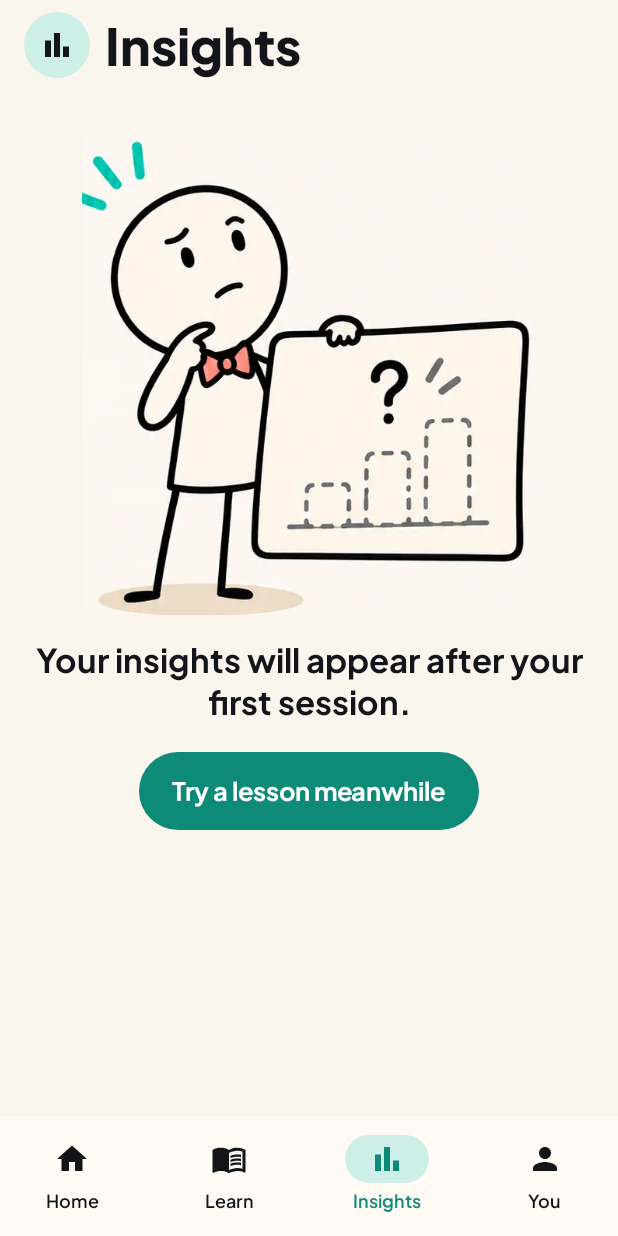
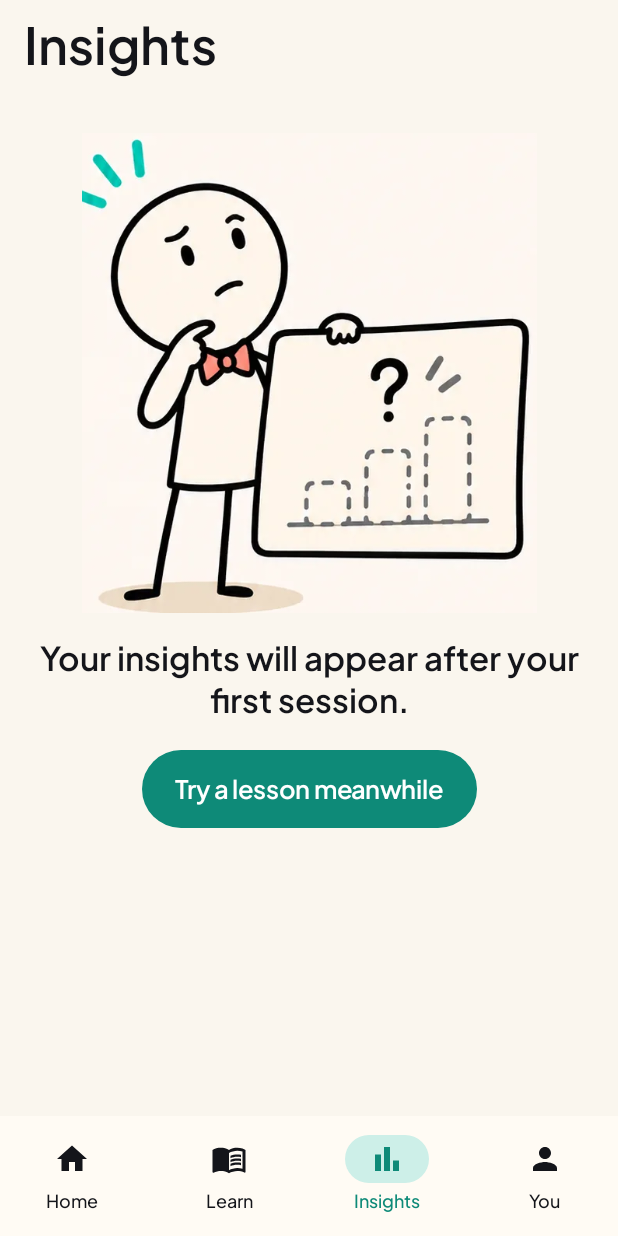
Before and after one commit to Hrushi11/BoomDoom, an Android app built with Jetpack Compose: the HomeScreen screen opened through its navigation route, item 3 of the bottom bar chosen, on a phone screen of 412 x 824 dp. Run offline under Robolectric (Android 15) with nearby library versions, the phone set to English and light mode, and no system bars; our stand-ins replace Dagger/Hilt's generated code, Room's generated code; pictures from the network do not load.

Commit message:
UI revamp and load buffer for pills

```diff
--- a/android/core/designsystem/src/main/kotlin/app/boomdoom/core/designsystem/Components.kt
+++ b/android/core/designsystem/src/main/kotlin/app/boomdoom/core/designsystem/Components.kt
@@ -215,22 +215,17 @@ fun StepDots(step: Int, total: Int, modifier: Modifier = Modifier) {
 
 /** Budget progress: coral→amber gradient, solid red when over. */
 @Composable
-fun BudgetProgress(reels: Int, budget: Int, modifier: Modifier = Modifier, height: Dp = 22.dp) {
+fun BudgetProgress(reels: Int, budget: Int, modifier: Modifier = Modifier, height: Dp = 6.dp) {
     val fraction = (reels.toFloat() / budget.coerceAtLeast(1)).coerceIn(0f, 1f)
-    val over = reels >= budget
     val pct = ((reels.toFloat() / budget.coerceAtLeast(1)) * 100).toInt().coerceAtMost(100)
-    Box(
-        modifier.fillMaxWidth().height(height).clip(PillShape).background(Color(0xFF3A3D4A))
-            .semantics { contentDescription = "$reels of $budget reels, $pct percent" },
-    ) {
-        Box(
-            Modifier.fillMaxWidth(fraction).fillMaxHeight().clip(PillShape).background(
-                if (over) Brush.horizontalGradient(listOf(BoomColors.Budget, BoomColors.Budget))
-                else Brush.horizontalGradient(listOf(BoomColors.Boom, Color(0xFFFF8A3D), BoomColors.Warning)),
-            ),
-        )
-        Text("$pct%", style = MaterialTheme.typography.labelSmall, color = Color.White,
-            modifier = Modifier.align(Alignment.CenterEnd).padding(end = 10.dp))
+    Row(modifier.fillMaxWidth().semantics { contentDescription = "$reels of $budget reels, $pct percent" },
+        verticalAlignment = Alignment.CenterVertically) {
+        // The red budget line: the same bar BoomDoom draws over Instagram.
+        Box(Modifier.weight(1f).height(height).clip(PillShape).background(LocalBoomTokens.current.cardRaised)) {
+            Box(Modifier.fillMaxWidth(fraction).fillMaxHeight().clip(PillShape).background(BoomColors.Budget))
+        }
+        Spacer(Modifier.width(12.dp))
+        Text("$pct%", style = MaterialTheme.typography.labelSmall, color = LocalBoomTokens.current.textSecondary)
     }
 }
 
@@ -267,10 +262,14 @@ fun StackedBar(slices: List<Pair<Float, Color>>, modifier: Modifier = Modifier)
 
 /** Small stat tile: icon badge + value + label (Home "8 flagged"). */
 @Composable
-fun StatTile(value: String, label: String, badge: Color, icon: @Composable () -> Unit, modifier: Modifier = Modifier) {
-    BoomCard(modifier, padding = 10.dp) {
+fun StatTile(value: String, label: String, icon: @Composable () -> Unit, modifier: Modifier = Modifier) {
+    BoomCard(modifier, padding = 12.dp) {
         Row(verticalAlignment = Alignment.CenterVertically) {
-            Box(Modifier.size(34.dp).clip(RoundedCornerShape(10.dp)).background(badge), contentAlignment = Alignment.Center) { icon() }
+            Box(Modifier.size(32.dp).clip(RoundedCornerShape(8.dp)).background(LocalBoomTokens.current.cardRaised),
+                contentAlignment = Alignment.Center) {
+                androidx.compose.runtime.CompositionLocalProvider(
+                    androidx.compose.material3.LocalContentColor provides LocalBoomTokens.current.textSecondary, content = icon)
+            }
             Spacer(Modifier.width(8.dp))
             Column {
                 Text(value, style = MaterialTheme.typography.titleLarge, color = MaterialTheme.colorScheme.onBackground,
--- a/android/core/player/src/main/kotlin/app/boomdoom/core/player/LessonControls.kt
+++ b/android/core/player/src/main/kotlin/app/boomdoom/core/player/LessonControls.kt
@@ -231,8 +231,8 @@ fun LessonReportForm(
     Column(modifier.padding(horizontal = 20.dp).padding(bottom = 24.dp)) {
         Text("Report a mistake", style = MaterialTheme.typography.headlineSmall, color = BoomColors.Ink)
         Spacer(Modifier.height(12.dp))
-        listOf("wrong_fact" to "📖  Wrong fact", "other" to "❓  Confusing", "audio_video" to "▶️  Audio/video problem",
-            "inappropriate" to "⚠️  Inappropriate").forEach { (key, label) ->
+        listOf("wrong_fact" to "Wrong fact", "other" to "Confusing", "audio_video" to "Audio or video problem",
+            "inappropriate" to "Inappropriate").forEach { (key, label) ->
             Row(Modifier.fillMaxWidth().padding(vertical = 3.dp).clip(RoundedCornerShape(12.dp)).background(Color.White)
                 .border(1.dp, BoomColors.PaperBorder, RoundedCornerShape(12.dp)).clickable(role = Role.RadioButton) { reason = key }
                 .padding(horizontal = 12.dp), verticalAlignment = Alignment.CenterVertically) {
--- a/android/feature/home/src/main/kotlin/app/boomdoom/feature/home/HomeScreen.kt
+++ b/android/feature/home/src/main/kotlin/app/boomdoom/feature/home/HomeScreen.kt
@@ -68,6 +68,9 @@ import app.boomdoom.core.designsystem.Tag
 import app.boomdoom.core.designsystem.TextLink
 import app.boomdoom.core.model.BuiltInLabel
 import app.boomdoom.core.model.MonitoringStatus
+import androidx.compose.material.icons.outlined.Flag
+import androidx.compose.material.icons.outlined.Schedule
+import androidx.compose.material.icons.automirrored.outlined.MenuBook
 
 /** US-09, US-10 (designs H1–H4). */
 @Composable
@@ -107,12 +110,12 @@ fun HomeScreen(onOpenLesson: (String) -> Unit, onOpenLearn: () -> Unit, vm: Home
             BudgetCard(t.reels, s.budget, ui.next) { ui.next?.let { onOpenLesson(it.id) } ?: onOpenLearn() }
 
             Row(horizontalArrangement = Arrangement.spacedBy(10.dp)) {
-                StatTile("${t.flagged}", "flagged", Color(0xFFFFC94D), { Icon(Icons.Filled.Flag, null, tint = BoomColors.Ink) },
+                StatTile("${t.flagged}", "flagged", { Icon(Icons.Outlined.Flag, null, Modifier.size(18.dp)) },
                     Modifier.weight(1f))
-                StatTile("${t.lessons}", "lessons", Color(0xFF9EE6D8), { Icon(Icons.Filled.MenuBook, null, tint = BoomColors.Ink) },
+                StatTile("${t.lessons}", "lessons", { Icon(Icons.AutoMirrored.Outlined.MenuBook, null, Modifier.size(18.dp)) },
                     Modifier.weight(1f))
-                StatTile("${t.learningSec / 60} min", "learning", Color(0xFF9EE6D8),
-                    { Icon(Icons.Filled.AccessTime, null, tint = BoomColors.Ink) }, Modifier.weight(1.15f))
+                StatTile("${t.learningSec / 60} min", "learning",
+                    { Icon(Icons.Outlined.Schedule, null, Modifier.size(18.dp)) }, Modifier.weight(1.15f))
             }
 
             if (!t.hasTracking) EmptyInsight()
@@ -123,18 +126,18 @@ fun HomeScreen(onOpenLesson: (String) -> Unit, onOpenLearn: () -> Unit, vm: Home
     }
 }
 
-/** "Good evening, Hrushi 👋" + today's date. Name is optional (onboarding / You). */
+/** "Good evening, Hrushi" + today's date (the user asked for a personal greeting). Name is optional. */
 @Composable
 private fun Greeting(name: String) {
     val now = remember { LocalDateTime.now() }
     val part = when (now.hour) { in 5..11 -> "Good morning"; in 12..16 -> "Good afternoon"; in 17..21 -> "Good evening"; else -> "Hey night owl" }
     Column {
         Text(
-            if (name.isBlank()) "$part 👋" else "$part,",
+            if (name.isBlank()) part else "$part,",
             style = MaterialTheme.typography.titleMedium, color = BoomColors.TextSecondary,
         )
         if (name.isNotBlank()) {
-            Text("${name.trim()} 👋", style = MaterialTheme.typography.headlineMedium, maxLines = 1, overflow = TextOverflow.Ellipsis)
+            Text(name.trim(), style = MaterialTheme.typography.headlineMedium, maxLines = 1, overflow = TextOverflow.Ellipsis)
         }
         Text(now.format(DateTimeFormatter.ofPattern("EEEE, d MMMM")), style = MaterialTheme.typography.bodyMedium,
             color = BoomColors.TextSecondary)
@@ -178,7 +181,7 @@ private fun SetupBanner(status: MonitoringStatus, onFix: () -> Unit) {
 /** US-32: content understanding is off (never enabled, or Android needs consent again after a restart). */
 @Composable
 private fun CaptureBanner(onResume: () -> Unit) {
-    BoomCard(Modifier.fillMaxWidth(), color = Color(0xFF13222A), border = BoomColors.Learn) {
+    BoomCard(Modifier.fillMaxWidth(), color = BoomColors.CardRaised, border = BoomColors.Border) {
         Row(verticalAlignment = Alignment.CenterVertically) {
             Column(Modifier.weight(1f)) {
                 Text("Screen understanding is off", style = MaterialTheme.typography.titleSmall)
@@ -274,7 +277,7 @@ private val sliceColors = listOf(Color(0xFFFF7A6B), Color(0xFFB4A8F5), Color(0xF
 @Composable
 private fun InsightCard(t: TodayStats) {
     BoomCard(Modifier.fillMaxWidth()) {
-        Text("📊  Today's insight", style = MaterialTheme.typography.titleMedium)
+        Text("Today's insight", style = MaterialTheme.typography.titleMedium)
         Spacer(Modifier.height(10.dp))
         val top = t.breakdown.firstOrNull { it.first != TodayStats.OTHER && it.first != TodayStats.UNANALYSED }
         if (!t.enoughRecognised || top == null) {
--- a/android/feature/insights/build.gradle.kts
+++ b/android/feature/insights/build.gradle.kts
@@ -1,3 +1,4 @@
 plugins { id("boomdoom.android.feature") }
 dependencies {
+    implementation(libs.androidx.activity.compose)
 }
--- a/android/feature/insights/src/main/kotlin/app/boomdoom/feature/insights/InsightsScreen.kt
+++ b/android/feature/insights/src/main/kotlin/app/boomdoom/feature/insights/InsightsScreen.kt
@@ -74,16 +74,26 @@ data class InsightsUi(
     val settings: UserSettings = UserSettings(),
     val today: TodayStats = TodayStats(""),
     val week: List<DailyAggregateEntity> = emptyList(),
+    /** Models are installed but screen capture is off: reels are read from captions only (mostly Other). */
+    val captureOff: Boolean = false,
 )
 
 @OptIn(ExperimentalCoroutinesApi::class)
 @HiltViewModel
-class InsightsViewModel @Inject constructor(settings: SettingsRepository, tracking: TrackingRepository) : ViewModel() {
+class InsightsViewModel @Inject constructor(
+    settings: SettingsRepository,
+    tracking: TrackingRepository,
+    private val monitoring: app.boomdoom.core.data.MonitoringGateway,
+) : ViewModel() {
     private val week = tracking.dayKeys.flatMapLatest { key ->
         tracking.observeDays(LocalDate.parse(key).minusDays(6).toString())
     }
-    val ui: StateFlow<InsightsUi> = combine(settings.settings, tracking.observeToday(), week) { s, t, w -> InsightsUi(s, t, w) }
-        .stateIn(viewModelScope, SharingStarted.WhileSubscribed(5_000), InsightsUi())
+    val ui: StateFlow<InsightsUi> = combine(settings.settings, tracking.observeToday(), week, monitoring.captureActive) { s, t, w, cap ->
+        InsightsUi(s, t, w, captureOff = !cap && monitoring.modelsInstalled() && !s.monitoringPaused)
+    }.stateIn(viewModelScope, SharingStarted.WhileSubscribed(5_000), InsightsUi())
+
+    fun captureIntent() = monitoring.screenCaptureIntent()
+    fun startCapture(resultCode: Int, data: android.content.Intent) = monitoring.startScreenCapture(resultCode, data)
 }
 
 /** Deterministic summary (Tech Spec §5.8 fallback): only facts we have, no guessed reasons or feelings. */
@@ -107,6 +117,22 @@ private val sliceColors = listOf(Color(0xFFFF7A6B), Color(0xFFB4A8F5), Color(0xF
 private val otherColor = Color(0xFFBDB6AA)
 private val unanalysedColor = Color(0xFFE4DDD0)
 
+/** Shown above the categories while screen capture is off, so a grey donut is never left unexplained. */
+@Composable
+private fun CaptureHint(onTurnOn: () -> Unit) {
+    Row(Modifier.fillMaxWidth().clip(CardShape).background(BoomColors.PaperCard).border(1.dp, BoomColors.PaperBorder, CardShape)
+        .padding(horizontal = 16.dp, vertical = 12.dp), verticalAlignment = Alignment.CenterVertically) {
+        Column(Modifier.weight(1f)) {
+            Text("Categories need screen understanding", style = MaterialTheme.typography.titleSmall)
+            Text("It's off, so reels are read from captions only and most land in Other.",
+                style = MaterialTheme.typography.bodySmall, color = BoomColors.InkSecondary)
+        }
+        Spacer(Modifier.width(12.dp))
+        Text("Turn on", style = MaterialTheme.typography.labelMedium, color = BoomColors.LearnDeep,
+            modifier = Modifier.clip(PillShape).clickable(onClick = onTurnOn).padding(horizontal = 8.dp, vertical = 6.dp))
+    }
+}
+
 internal fun labelName(label: String): String = when (label) {
     TodayStats.OTHER -> "Other"
     TodayStats.UNANALYSED -> "Not analysed"
@@ -122,18 +148,18 @@ fun InsightsScreen(onOpenLearn: () -> Unit, vm: InsightsViewModel = hiltViewMode
     PaperTheme {
         Column(Modifier.fillMaxSize().background(BoomColors.Paper).statusBarsPadding().verticalScroll(rememberScrollState())
             .padding(horizontal = 16.dp, vertical = 8.dp), verticalArrangement = Arrangement.spacedBy(14.dp)) {
-            Row(verticalAlignment = Alignment.CenterVertically) {
-                Box(Modifier.size(44.dp).clip(PillShape).background(BoomColors.LearnTint), contentAlignment = Alignment.Center) {
-                    Icon(Icons.Filled.BarChart, null, tint = BoomColors.Ink)
-                }
-                Spacer(Modifier.width(10.dp))
-                Text("Insights", style = MaterialTheme.typography.headlineLarge)
-            }
+            Text("Insights", style = MaterialTheme.typography.headlineLarge)
             if (!t.hasTracking && t.lessons == 0 && ui.week.none { it.reels > 0 }) {
                 EmptyInsights(onOpenLearn)
                 return@Column
             }
             Segmented(week) { week = it }
+            if (!week && ui.captureOff) {
+                val consent = androidx.activity.compose.rememberLauncherForActivityResult(
+                    androidx.activity.result.contract.ActivityResultContracts.StartActivityForResult(),
+                ) { r -> r.data?.let { if (r.resultCode == android.app.Activity.RESULT_OK) vm.startCapture(r.resultCode, it) } }
+                CaptureHint { consent.launch(vm.captureIntent()) }
+            }
             if (!week) Today(t, ui.settings) else Week(ui.week, ui.settings.budget)
         }
     }
@@ -155,7 +181,7 @@ private fun Segmented(week: Boolean, onChange: (Boolean) -> Unit) {
 private fun Tile(icon: ImageVector, value: String, label: String, tint: Color, modifier: Modifier) {
     Column(modifier.clip(CardShape).background(BoomColors.PaperCard).border(1.dp, BoomColors.PaperBorder, CardShape).padding(10.dp),
         horizontalAlignment = Alignment.CenterHorizontally) {
-        Icon(icon, null, tint = tint)
+        Icon(icon, null, Modifier.size(18.dp), tint = BoomColors.InkSecondary) // one role, no per-tile colours
         Text(value, style = MaterialTheme.typography.titleLarge)
         Text(label, style = MaterialTheme.typography.bodySmall, color = BoomColors.InkSecondary)
     }
@@ -203,16 +229,10 @@ private fun Today(t: TodayStats, s: UserSettings) {
         }
     }
     Card {
-        Row {
-            Box(Modifier.size(52.dp).clip(PillShape).background(BoomColors.LearnTint), contentAlignment = Alignment.Center) {
-                Icon(Icons.Filled.AutoAwesome, null, tint = BoomColors.Warning)
-            }
-            Spacer(Modifier.width(12.dp))
-            Column {
-                Text("Your daily summary", style = MaterialTheme.typography.titleLarge)
-                Text(summary(t), style = MaterialTheme.typography.bodyMedium, color = BoomColors.InkSecondary)
-            }
-        }
+        // No sparkle tile: the summary is plain facts, not an "AI" moment (unslop).
+        Text("Your daily summary", style = MaterialTheme.typography.titleLarge)
+        Spacer(Modifier.height(4.dp))
+        Text(summary(t), style = MaterialTheme.typography.bodyMedium, color = BoomColors.InkSecondary)
     }
 }
 
--- a/android/feature/learn/src/main/kotlin/app/boomdoom/feature/learn/LearnScreens.kt
+++ b/android/feature/learn/src/main/kotlin/app/boomdoom/feature/learn/LearnScreens.kt
@@ -309,11 +309,7 @@ fun TopicsScreen(onBack: () -> Unit, vm: TopicsViewModel = hiltViewModel()) {
                                 t.status == "failed" -> Text("Couldn't prepare lessons. Tap to edit or try again later.",
                                     style = MaterialTheme.typography.bodySmall, color = Color(0xFFD32F2F))
                                 t.status == "preparing" && t.backendId != null -> {
-                                    Row(verticalAlignment = Alignment.CenterVertically) {
-                                        Icon(Icons.Filled.AutoAwesome, null, tint = BoomColors.Warning, modifier = Modifier.size(14.dp))
-                                        Spacer(Modifier.width(4.dp))
-                                        Text("Preparing lessons…", style = MaterialTheme.typography.labelSmall, color = Color(0xFFC77700))
-                                    }
+                                    Text("Preparing lessons…", style = MaterialTheme.typography.labelSmall, color = BoomColors.InkSecondary)
                                     LinearProgressIndicator(Modifier.fillMaxWidth().padding(top = 4.dp), color = BoomColors.Warning)
                                 }
                                 t.backendId == null -> Text("Waiting to sync…", style = MaterialTheme.typography.labelSmall,
--- a/android/feature/onboarding/src/main/kotlin/app/boomdoom/feature/onboarding/Steps.kt
+++ b/android/feature/onboarding/src/main/kotlin/app/boomdoom/feature/onboarding/Steps.kt
@@ -193,7 +193,7 @@ internal fun NameStep(s: OnboardingState, vm: OnboardingViewModel) {
         )
         if (s.name.isNotBlank()) {
             Spacer(Modifier.height(16.dp))
-            Text("Nice to meet you, ${s.name.trim()} 👋", style = MaterialTheme.typography.titleMedium, color = BoomColors.TextPrimary)
+            Text("Nice to meet you, ${s.name.trim()}", style = MaterialTheme.typography.titleMedium, color = BoomColors.TextPrimary)
         }
     }
 }
@@ -494,7 +494,7 @@ internal fun PermissionsStep(s: OnboardingState, vm: OnboardingViewModel, onDone
         ModalBottomSheet(onDismissRequest = { guide = false }, containerColor = BoomColors.Card) {
             Column(Modifier.padding(horizontal = 20.dp).padding(bottom = 24.dp)) {
                 Text("Toggle greyed out?", style = MaterialTheme.typography.headlineSmall)
-                Secondary("No worries! Android restricts apps installed outside an app store. Follow these steps:", align = TextAlign.Start)
+                Secondary("No problem. Android restricts apps installed outside an app store. Follow these steps:", align = TextAlign.Start)
                 Spacer(Modifier.height(14.dp))
                 listOf(
                     "Open BoomDoom's App info" to "Long-press the app icon and tap App info.",
--- a/android/monitor/build.gradle.kts
+++ b/android/monitor/build.gradle.kts
@@ -13,4 +13,5 @@ dependencies {
     implementation(project(":ml:speech"))
     implementation(libs.androidx.core.ktx)
     implementation(libs.androidx.lifecycle.service)
+    implementation(libs.androidx.activity.compose) // CaptureConsentActivity
 }
```
Also changed, not shown: android/core/designsystem/src/main/kotlin/app/boomdoom/core/designsystem/Theme.kt (+14 -14 lines), android/feature/settings/src/main/kotlin/app/boomdoom/feature/settings/SettingsScreens.kt (+11 -9 lines), android/monitor/src/main/AndroidManifest.xml (+8 -0 lines), android/monitor/src/main/kotlin/app/boomdoom/monitor/MonitorController.kt (+17 -1 lines), android/monitor/src/main/kotlin/app/boomdoom/monitor/capture/CaptureConsentActivity.kt (added, +34 -0 lines), android/overlay/src/main/kotlin/app/boomdoom/overlay/OverlayHost.kt (+11 -4 lines), android/overlay/src/main/kotlin/app/boomdoom/overlay/OverlayManager.kt (+7 -0 lines), android/overlay/src/main/kotlin/app/boomdoom/overlay/OverlayUi.kt (+31 -8 lines), 2 other files.
